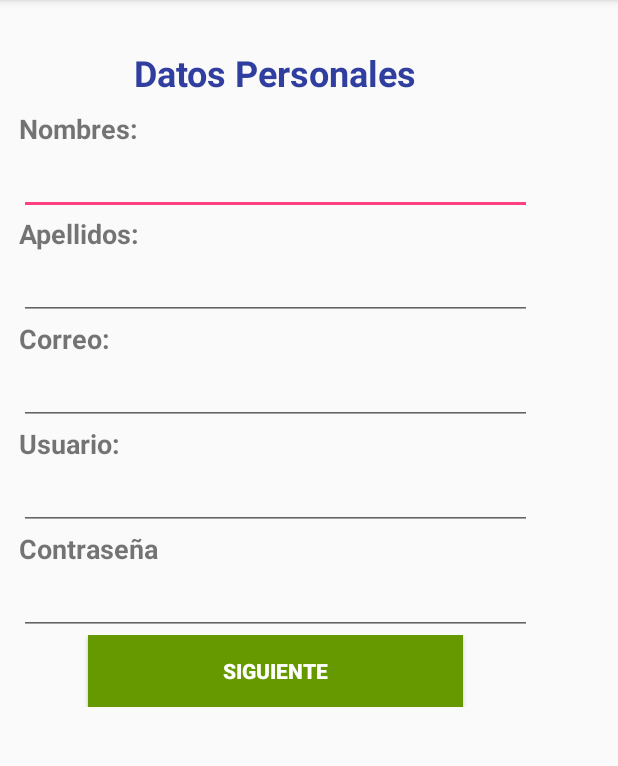
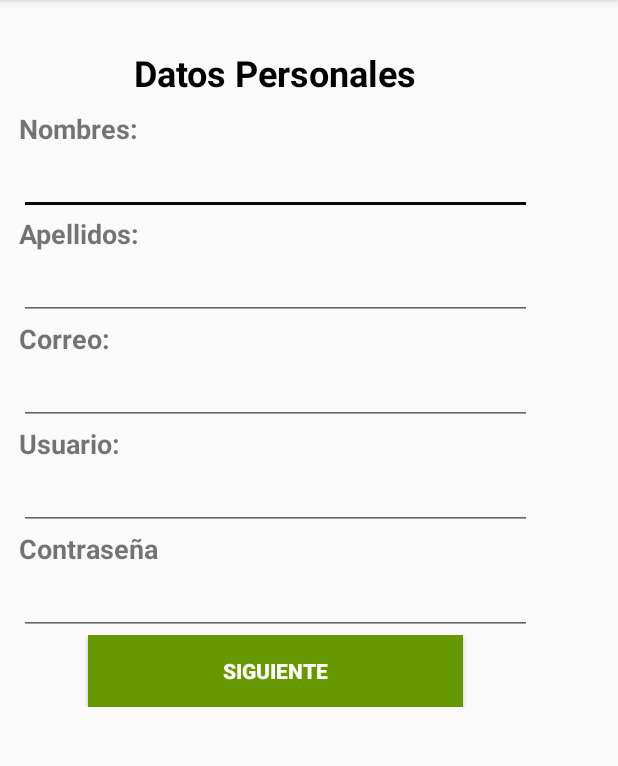
Before and after one commit to zariel66/IntegradoraTalleresGuayaquil, an Android app: the SignupPersonActivity screen opened directly, with no data from a screen before it, on a phone screen of 412 x 824 dp, the part 84-850 px from its top. Run offline under Robolectric (Android 15) with nearby library versions, the phone set to English and light mode, and no system bars.

Commit message:
[UPD] colors to app

```diff
--- a/integradoramovil/TallerGuayaquil/app/src/main/res/values/colors.xml
+++ b/integradoramovil/TallerGuayaquil/app/src/main/res/values/colors.xml
@@ -1,6 +1,6 @@
 <?xml version="1.0" encoding="utf-8"?>
 <resources>
     <color name="colorPrimary">#08080a</color>
-    <color name="colorPrimaryDark">#303f9f</color>
-    <color name="colorAccent">#FF4081</color>
+    <color name="colorPrimaryDark">#000</color>
+    <color name="colorAccent">#08080a</color>
 </resources>
```
